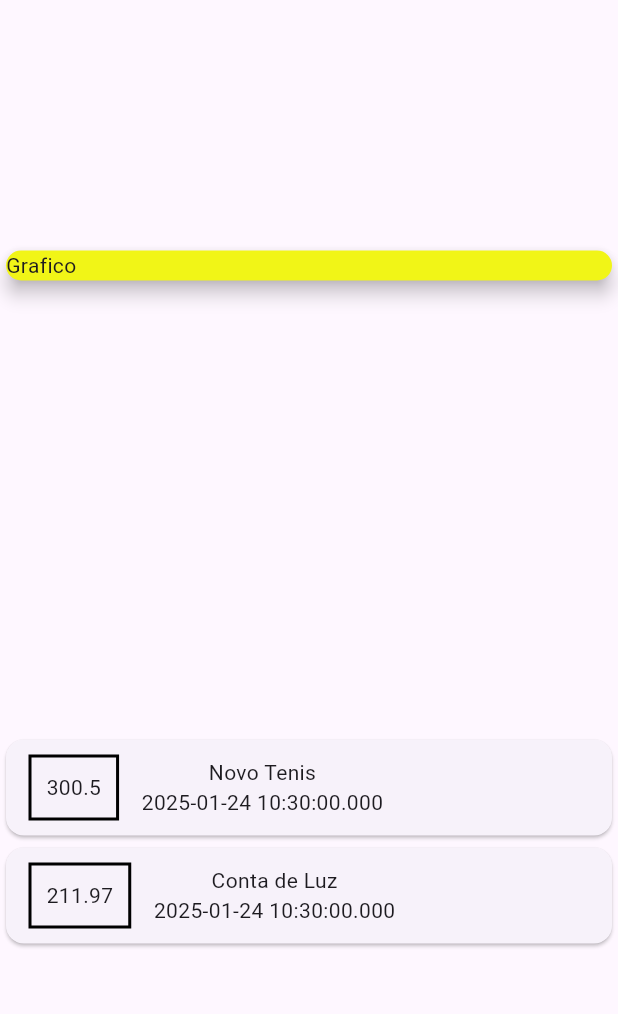
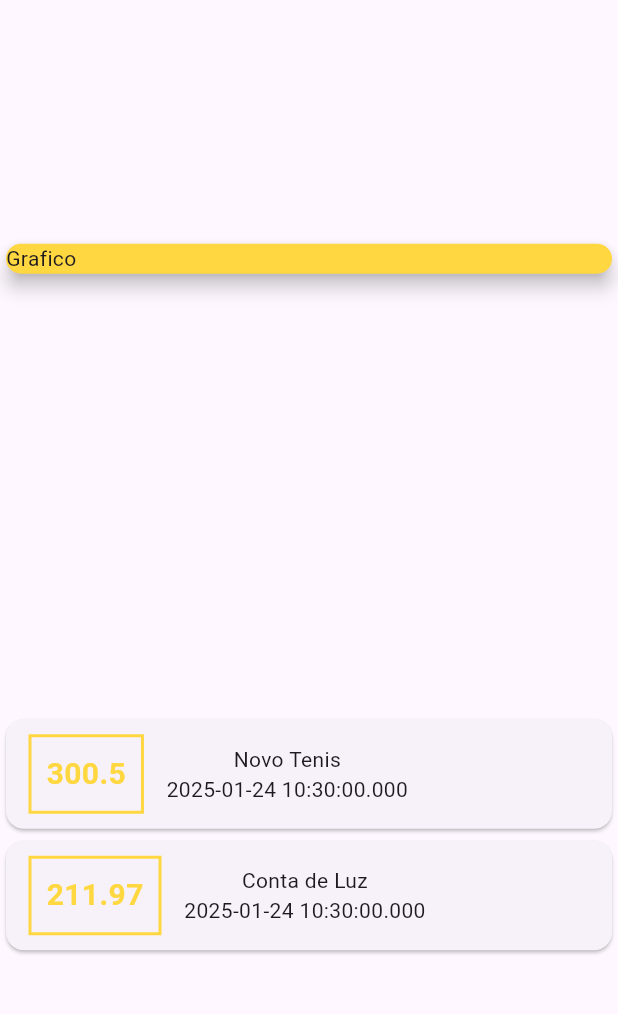
Before and after one commit to Leonardo-arau/DespesasApp, a Flutter app: the screen it shows after launch, on a phone screen of 412 x 824 dp, the part 63-1077 px from its top. Run offline on Flutter 3.47's test engine with Material 3 defaults, Android fonts, the phone set to English and light mode, and no system bars.

Commit message:
Aplicando Estilo no Texto

```diff
--- a/lib/main.dart
+++ b/lib/main.dart
@@ -38,7 +38,7 @@ class MyHomePage extends StatelessWidget {
         children: <Widget>[
           Container(
             child: Card(
-              color: const Color.fromARGB(255, 241, 245, 23),
+              color: const Color.fromRGBO(255, 215, 64, 1),
               child: Text('Grafico'),
               elevation: 5,
             ),
@@ -53,11 +53,16 @@ class MyHomePage extends StatelessWidget {
                           EdgeInsets.symmetric(horizontal: 15, vertical: 10),
                       decoration: BoxDecoration(
                           border: Border.all(
-                        color: Colors.black,
+                          color: const Color.fromRGBO(255, 215, 64, 1),
                         width: 2,
                       )),
                       padding: EdgeInsets.all(10),
-                      child: Text(tr.value.toString()),
+                        child: Text(tr.value.toString(),
+                            style: TextStyle(
+                              fontWeight: FontWeight.bold,
+                              fontSize: 20,
+                              color: Colors.amberAccent,
+                            ))
                     ),
                     Column(
                       children: <Widget>[
```
Also changed, not shown: 1 other file.
